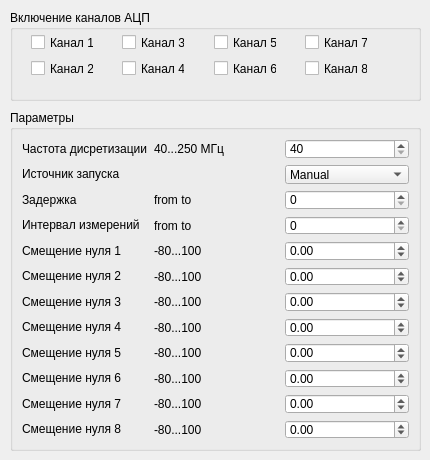
Qt form ui/ADCUIDesign.ui (AVSidorov/FT2SXR) before a commit.
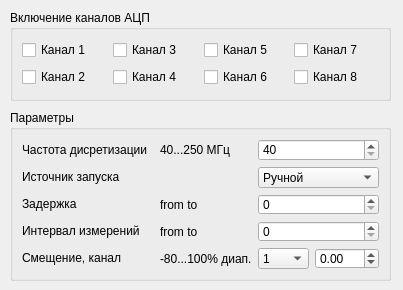
The same form after that commit.

The edit to the form file:
```diff
--- a/ui/ADCUIDesign.ui
+++ b/ui/ADCUIDesign.ui
@@ -12,8 +12,8 @@
    <rect>
     <x>0</x>
     <y>0</y>
-    <width>430</width>
-    <height>460</height>
+    <width>403</width>
+    <height>290</height>
    </rect>
   </property>
   <property name="sizePolicy">
@@ -25,12 +25,15 @@
   <property name="windowTitle">
    <string>ADC</string>
   </property>
+  <property name="autoFillBackground">
+   <bool>false</bool>
+  </property>
   <widget class="QGroupBox" name="groupBox">
    <property name="geometry">
     <rect>
      <x>10</x>
      <y>10</y>
-     <width>411</width>
+     <width>381</width>
      <height>91</height>
     </rect>
    </property>
@@ -43,124 +46,99 @@
    <property name="checkable">
     <bool>false</bool>
    </property>
-   <widget class="QCheckBox" name="ch6_checkBox">
-    <property name="geometry">
-     <rect>
-      <x>204</x>
-      <y>50</y>
-      <width>63</width>
-      <height>17</height>
-     </rect>
-    </property>
-    <property name="text">
-     <string>Канал 6</string>
-    </property>
-   </widget>
-   <widget class="QCheckBox" name="ch7_checkBox">
-    <property name="geometry">
-     <rect>
-      <x>295</x>
-      <y>24</y>
-      <width>63</width>
-      <height>17</height>
-     </rect>
-    </property>
-    <property name="text">
-     <string>Канал 7</string>
-    </property>
-   </widget>
-   <widget class="QCheckBox" name="ch8_checkBox">
-    <property name="geometry">
-     <rect>
-      <x>295</x>
-      <y>50</y>
-      <width>63</width>
-      <height>17</height>
-     </rect>
-    </property>
-    <property name="text">
-     <string>Канал 8</string>
-    </property>
-   </widget>
-   <widget class="QCheckBox" name="ch4_checkBox">
-    <property name="geometry">
-     <rect>
-      <x>112</x>
-      <y>50</y>
-      <width>63</width>
-      <height>17</height>
-     </rect>
-    </property>
-    <property name="text">
-     <string>Канал 4</string>
-    </property>
-   </widget>
-   <widget class="QCheckBox" name="ch3_checkBox">
-    <property name="geometry">
-     <rect>
-      <x>112</x>
-      <y>24</y>
-      <width>63</width>
-      <height>17</height>
-     </rect>
-    </property>
-    <property name="text">
-     <string>Канал 3</string>
-    </property>
-   </widget>
-   <widget class="QCheckBox" name="ch2_checkBox">
-    <property name="geometry">
-     <rect>
-      <x>21</x>
-      <y>50</y>
-      <width>63</width>
-      <height>17</height>
-     </rect>
-    </property>
-    <property name="text">
-     <string>Канал 2</string>
-    </property>
-   </widget>
-   <widget class="QCheckBox" name="ch1_checkBox">
-    <property name="geometry">
-     <rect>
-      <x>21</x>
-      <y>24</y>
-      <width>63</width>
-      <height>17</height>
-     </rect>
-    </property>
-    <property name="text">
-     <string>Канал 1</string>
-    </property>
-   </widget>
-   <widget class="QCheckBox" name="ch5_checkBox">
-    <property name="geometry">
-     <rect>
-      <x>204</x>
-      <y>24</y>
-      <width>63</width>
-      <height>17</height>
-     </rect>
-    </property>
-    <property name="text">
-     <string>Канал 5</string>
-    </property>
-   </widget>
+   <layout class="QGridLayout" name="gridLayout">
+    <item row="0" column="0">
+     <widget class="QCheckBox" name="ch1_checkBox">
+      <property name="text">
+       <string>Канал 1</string>
+      </property>
+     </widget>
+    </item>
+    <item row="0" column="1">
+     <widget class="QCheckBox" name="ch3_checkBox">
+      <property name="text">
+       <string>Канал 3</string>
+      </property>
+     </widget>
+    </item>
+    <item row="0" column="2">
+     <widget class="QCheckBox" name="ch5_checkBox">
+      <property name="text">
+       <string>Канал 5</string>
+      </property>
+     </widget>
+    </item>
+    <item row="0" column="3">
+     <widget class="QCheckBox" name="ch7_checkBox">
+      <property name="text">
+       <string>Канал 7</string>
+      </property>
+     </widget>
+    </item>
+    <item row="1" column="0">
+     <widget class="QCheckBox" name="ch2_checkBox">
+      <property name="text">
+       <string>Канал 2</string>
+      </property>
+     </widget>
+    </item>
+    <item row="1" column="1">
+     <widget class="QCheckBox" name="ch4_checkBox">
+      <property name="text">
+       <string>Канал 4</string>
+      </property>
+     </widget>
+    </item>
+    <item row="1" column="2">
+     <widget class="QCheckBox" name="ch6_checkBox">
+      <property name="text">
+       <string>Канал 6</string>
+      </property>
+     </widget>
+    </item>
+    <item row="1" column="3">
+     <widget class="QCheckBox" name="ch8_checkBox">
+      <property name="text">
+       <string>Канал 8</string>
+      </property>
+     </widget>
+    </item>
+   </layout>
   </widget>
   <widget class="QGroupBox" name="groupBox_2">
    <property name="geometry">
     <rect>
      <x>10</x>
      <y>110</y>
-     <width>411</width>
-     <height>341</height>
+     <width>381</width>
+     <height>171</height>
     </rect>
    </property>
    <property name="title">
     <string>Параметры</string>
    </property>
    <layout class="QGridLayout" name="gridLayout_2">
+    <item row="3" column="1">
+     <widget class="QLabel" name="interval_val_label">
+      <property name="text">
+       <string>from to</string>
+      </property>
+     </widget>
+    </item>
+    <item row="1" column="2" colspan="2">
+     <widget class="QComboBox" name="source_comboBox">
+      <item>
+       <property name="text">
+        <string>Ручной</string>
+       </property>
+      </item>
+      <item>
+       <property name="text">
+        <string>Триггер</string>
+       </property>
+      </item>
+     </widget>
+    </item>
     <item row="0" column="0">
      <widget class="QLabel" name="frec_label">
       <property name="sizePolicy">
@@ -170,7 +148,94 @@
        </sizepolicy>
       </property>
       <property name="text">
-       <string>Частота дисретизации</string>
+       <string>Частота дисретизации  </string>
+      </property>
+     </widget>
+    </item>
+    <item row="2" column="2" colspan="2">
+     <widget class="QSpinBox" name="delay_spinBox"/>
+    </item>
+    <item row="2" column="1">
+     <widget class="QLabel" name="delay_val_label">
+      <property name="text">
+       <string>from to</string>
+      </property>
+     </widget>
+    </item>
+    <item row="4" column="1">
+     <widget class="QLabel" name="bias_val_label">
+      <property name="text">
+       <string>-80...100% диап.</string>
+      </property>
+     </widget>
+    </item>
+    <item row="3" column="0">
+     <widget class="QLabel" name="interval_label">
+      <property name="sizePolicy">
+       <sizepolicy hsizetype="Fixed" vsizetype="Fixed">
+        <horstretch>0</horstretch>
+        <verstretch>0</verstretch>
+       </sizepolicy>
+      </property>
+      <property name="text">
+       <string>Интервал измерений</string>
+      </property>
+     </widget>
+    </item>
+    <item row="4" column="2">
+     <widget class="QComboBox" name="ch_comboBox">
+      <item>
+       <property name="text">
+        <string>1</string>
+       </property>
+      </item>
+      <item>
+       <property name="text">
+        <string>2</string>
+       </property>
+      </item>
+      <item>
+       <property name="text">
+        <string>3</string>
+       </property>
+      </item>
+      <item>
+       <property name="text">
+        <string>4</string>
+       </property>
+      </item>
+      <item>
+       <property name="text">
+        <string>5</string>
+       </property>
+      </item>
+      <item>
+       <property name="text">
+        <string>6</string>
+       </property>
+      </item>
+      <item>
+       <property name="text">
+        <string>7</string>
+       </property>
+      </item>
+      <item>
+       <property name="text">
+        <string>8</string>
+       </property>
+      </item>
+     </widget>
+    </item>
+    <item row="4" column="0">
+     <widget class="QLabel" name="bias1_label">
+      <property name="sizePolicy">
+       <sizepolicy hsizetype="Fixed" vsizetype="Fixed">
+        <horstretch>0</horstretch>
+        <verstretch>0</verstretch>
+       </sizepolicy>
+      </property>
+      <property name="text">
+       <string>Смещение, канал</string>
       </property>
      </widget>
     </item>
@@ -181,51 +246,6 @@
       </property>
      </widget>
     </item>
-    <item row="0" column="2">
-     <widget class="QSpinBox" name="frec_spinBox">
-      <property name="minimum">
-       <number>40</number>
-      </property>
-      <property name="maximum">
-       <number>250</number>
-      </property>
-      <property name="value">
-       <number>40</number>
-      </property>
-     </widget>
-    </item>
-    <item row="1" column="0">
-     <widget class="QLabel" name="sourse_label">
-      <property name="sizePolicy">
-       <sizepolicy hsizetype="Fixed" vsizetype="Fixed">
-        <horstretch>0</horstretch>
-        <verstretch>0</verstretch>
-       </sizepolicy>
-      </property>
-      <property name="text">
-       <string>Источник запуска</string>
-      </property>
-     </widget>
-    </item>
-    <item row="1" column="2">
-     <widget class="QComboBox" name="sourse_comboBox">
-      <item>
-       <property name="text">
-        <string>Manual</string>
-       </property>
-      </item>
-      <item>
-       <property name="text">
-        <string>PX5</string>
-       </property>
-      </item>
-      <item>
-       <property name="text">
-        <string>SIn</string>
-       </property>
-      </item>
-     </widget>
-    </item>
     <item row="2" column="0">
      <widget class="QLabel" name="delay_label">
       <property name="sizePolicy">
@@ -245,41 +265,40 @@
       </property>
      </widget>
     </item>
-    <item row="2" column="1">
-     <widget class="QLabel" name="delay_val_label">
-      <property name="text">
-       <string>from to</string>
+    <item row="0" column="2" colspan="2">
+     <widget class="QSpinBox" name="frec_spinBox">
+      <property name="minimum">
+       <number>40</number>
       </property>
-     </widget>
-    </item>
-    <item row="2" column="2">
-     <widget class="QSpinBox" name="delay_spinBox"/>
-    </item>
-    <item row="3" column="0">
-     <widget class="QLabel" name="interval_label">
-      <property name="sizePolicy">
-       <sizepolicy hsizetype="Fixed" vsizetype="Fixed">
-        <horstretch>0</horstretch>
-        <verstretch>0</verstretch>
-       </sizepolicy>
+      <property name="maximum">
+       <number>250</number>
       </property>
-      <property name="text">
-       <string>Интервал измерений</string>
+      <property name="value">
+       <number>40</number>
       </property>
      </widget>
     </item>
-    <item row="3" column="1">
-     <widget class="QLabel" name="label">
-      <property name="text">
-       <string>from to</string>
+    <item row="4" column="3">
+     <widget class="QDoubleSpinBox" name="bias_doubleSpinBox">
+      <property name="decimals">
+       <number>2</number>
       </property>
+      <property name="minimum">
+       <double>-80.000000000000000</double>
+      </property>
+      <property name="maximum">
+       <double>100.000000000000000</double>
+      </property>
+      <property name="singleStep">
+       <double>0.010000000000000</double>
+      </property>
      </widget>
     </item>
-    <item row="3" column="2">
+    <item row="3" column="2" colspan="2">
      <widget class="QSpinBox" name="interval_spinBox"/>
     </item>
-    <item row="4" column="0">
-     <widget class="QLabel" name="bias1_label">
+    <item row="1" column="0">
+     <widget class="QLabel" name="source_label">
       <property name="sizePolicy">
        <sizepolicy hsizetype="Fixed" vsizetype="Fixed">
         <horstretch>0</horstretch>
@@ -287,282 +306,7 @@
        </sizepolicy>
       </property>
       <property name="text">
-       <string>Смещение нуля 1</string>
-      </property>
-     </widget>
-    </item>
-    <item row="4" column="1">
-     <widget class="QLabel" name="bias_val_label_1">
-      <property name="text">
-       <string>-80...100</string>
-      </property>
-     </widget>
-    </item>
-    <item row="4" column="2">
-     <widget class="QDoubleSpinBox" name="bias1_doubleSpinBox">
-      <property name="decimals">
-       <number>2</number>
-      </property>
-      <property name="minimum">
-       <double>-80.000000000000000</double>
-      </property>
-      <property name="maximum">
-       <double>100.000000000000000</double>
-      </property>
-      <property name="singleStep">
-       <double>0.010000000000000</double>
-      </property>
-     </widget>
-    </item>
-    <item row="5" column="0">
-     <widget class="QLabel" name="bias2_label">
-      <property name="sizePolicy">
-       <sizepolicy hsizetype="Fixed" vsizetype="Fixed">
-        <horstretch>0</horstretch>
-        <verstretch>0</verstretch>
-       </sizepolicy>
-      </property>
-      <property name="text">
-       <string>Смещение нуля 2</string>
-      </property>
-     </widget>
-    </item>
-    <item row="5" column="1">
-     <widget class="QLabel" name="bias_val_label_2">
-      <property name="text">
-       <string>-80...100</string>
-      </property>
-     </widget>
-    </item>
-    <item row="5" column="2">
-     <widget class="QDoubleSpinBox" name="bias2_doubleSpinBox">
-      <property name="decimals">
-       <number>2</number>
-      </property>
-      <property name="minimum">
-       <double>-80.000000000000000</double>
-      </property>
-      <property name="maximum">
-       <double>100.000000000000000</double>
-      </property>
-      <property name="singleStep">
-       <double>0.010000000000000</double>
-      </property>
-     </widget>
-    </item>
-    <item row="6" column="0">
-     <widget class="QLabel" name="bias3_label">
-      <property name="sizePolicy">
-       <sizepolicy hsizetype="Fixed" vsizetype="Fixed">
-        <horstretch>0</horstretch>
-        <verstretch>0</verstretch>
-       </sizepolicy>
-      </property>
-      <property name="text">
-       <string>Смещение нуля 3</string>
-      </property>
-     </widget>
-    </item>
-    <item row="6" column="1">
-     <widget class="QLabel" name="bias_val_label_3">
-      <property name="text">
-       <string>-80...100</string>
-      </property>
-     </widget>
-    </item>
-    <item row="6" column="2">
-     <widget class="QDoubleSpinBox" name="bias3_doubleSpinBox">
-      <property name="decimals">
-       <number>2</number>
-      </property>
-      <property name="minimum">
-       <double>-80.000000000000000</double>
-      </property>
-      <property name="maximum">
-       <double>100.000000000000000</double>
-      </property>
-      <property name="singleStep">
-       <double>0.010000000000000</double>
-      </property>
-     </widget>
-    </item>
-    <item row="7" column="0">
-     <widget class="QLabel" name="bias4_label">
-      <property name="sizePolicy">
-       <sizepolicy hsizetype="Fixed" vsizetype="Fixed">
-        <horstretch>0</horstretch>
-        <verstretch>0</verstretch>
-       </sizepolicy>
-      </property>
-      <property name="text">
-       <string>Смещение нуля 4</string>
-      </property>
-     </widget>
-    </item>
-    <item row="7" column="1">
-     <widget class="QLabel" name="bias_val_label_4">
-      <property name="text">
-       <string>-80...100</string>
-      </property>
-     </widget>
-    </item>
-    <item row="7" column="2">
-     <widget class="QDoubleSpinBox" name="bias4_doubleSpinBox">
-      <property name="decimals">
-       <number>2</number>
-      </property>
-      <property name="minimum">
-       <double>-80.000000000000000</double>
-      </property>
-      <property name="maximum">
-       <double>100.000000000000000</double>
-      </property>
-      <property name="singleStep">
-       <double>0.010000000000000</double>
-      </property>
-     </widget>
-    </item>
-    <item row="8" column="0">
-     <widget class="QLabel" name="bias5_label">
-      <property name="sizePolicy">
-       <sizepolicy hsizetype="Fixed" vsizetype="Fixed">
-        <horstretch>0</horstretch>
-        <verstretch>0</verstretch>
-       </sizepolicy>
-      </property>
-      <property name="text">
-       <string>Смещение нуля 5</string>
-      </property>
-     </widget>
-    </item>
-    <item row="8" column="1">
-     <widget class="QLabel" name="bias_val_label_5">
-      <property name="text">
-       <string>-80...100</string>
-      </property>
-     </widget>
-    </item>
-    <item row="8" column="2">
-     <widget class="QDoubleSpinBox" name="bias5_doubleSpinBox">
-      <property name="decimals">
-       <number>2</number>
-      </property>
-      <property name="minimum">
-       <double>-80.000000000000000</double>
-      </property>
-      <property name="maximum">
-       <double>100.000000000000000</double>
-      </property>
-      <property name="singleStep">
-       <double>0.010000000000000</double>
-      </property>
-     </widget>
-    </item>
-    <item row="9" column="0">
-     <widget class="QLabel" name="bias6_label">
-      <property name="sizePolicy">
-       <sizepolicy hsizetype="Fixed" vsizetype="Fixed">
-        <horstretch>0</horstretch>
-        <verstretch>0</verstretch>
-       </sizepolicy>
-      </property>
-      <property name="text">
-       <string>Смещение нуля 6</string>
-      </property>
-     </widget>
-    </item>
-    <item row="9" column="1">
-     <widget class="QLabel" name="bias_val_label_6">
-      <property name="text">
-       <string>-80...100</string>
-      </property>
-     </widget>
-    </item>
-    <item row="9" column="2">
-     <widget class="QDoubleSpinBox" name="bias6_doubleSpinBox">
-      <property name="decimals">
-       <number>2</number>
-      </property>
-      <property name="minimum">
-       <double>-80.000000000000000</double>
-      </property>
-      <property name="maximum">
-       <double>100.000000000000000</double>
-      </property>
-      <property name="singleStep">
-       <double>0.010000000000000</double>
-      </property>
-     </widget>
-    </item>
-    <item row="10" column="0">
-     <widget class="QLabel" name="bias7_label">
-      <property name="sizePolicy">
-       <sizepolicy hsizetype="Fixed" vsizetype="Fixed">
-        <horstretch>0</horstretch>
-        <verstretch>0</verstretch>
-       </sizepolicy>
-      </property>
-      <property name="text">
-       <string>Смещение нуля 7</string>
-      </property>
-     </widget>
-    </item>
-    <item row="10" column="1">
-     <widget class="QLabel" name="bias_val_label_7">
-      <property name="text">
-       <string>-80...100</string>
-      </property>
-     </widget>
-    </item>
-    <item row="10" column="2">
-     <widget class="QDoubleSpinBox" name="bias7_doubleSpinBox">
-      <property name="decimals">
-       <number>2</number>
-      </property>
-      <property name="minimum">
-       <double>-80.000000000000000</double>
-      </property>
-      <property name="maximum">
-       <double>100.000000000000000</double>
-      </property>
-      <property name="singleStep">
-       <double>0.010000000000000</double>
-      </property>
-     </widget>
-    </item>
-    <item row="11" column="0">
-     <widget class="QLabel" name="bias8_label">
-      <property name="sizePolicy">
-       <sizepolicy hsizetype="Fixed" vsizetype="Fixed">
-        <horstretch>0</horstretch>
-        <verstretch>0</verstretch>
-       </sizepolicy>
-      </property>
-      <property name="text">
-       <string>Смещение нуля 8</string>
-      </property>
-     </widget>
-    </item>
-    <item row="11" column="1">
-     <widget class="QLabel" name="bias_val_label_8">
-      <property name="text">
-       <string>-80...100</string>
-      </property>
-     </widget>
-    </item>
-    <item row="11" column="2">
-     <widget class="QDoubleSpinBox" name="bias8_doubleSpinBox">
-      <property name="decimals">
-       <number>2</number>
-      </property>
-      <property name="minimum">
-       <double>-80.000000000000000</double>
-      </property>
-      <property name="maximum">
-       <double>100.000000000000000</double>
-      </property>
-      <property name="singleStep">
-       <double>0.010000000000000</double>
+       <string>Источник запуска</string>
       </property>
      </widget>
     </item>
```
Left out of the diff: 4 changed lines with no effect on the pictures.
